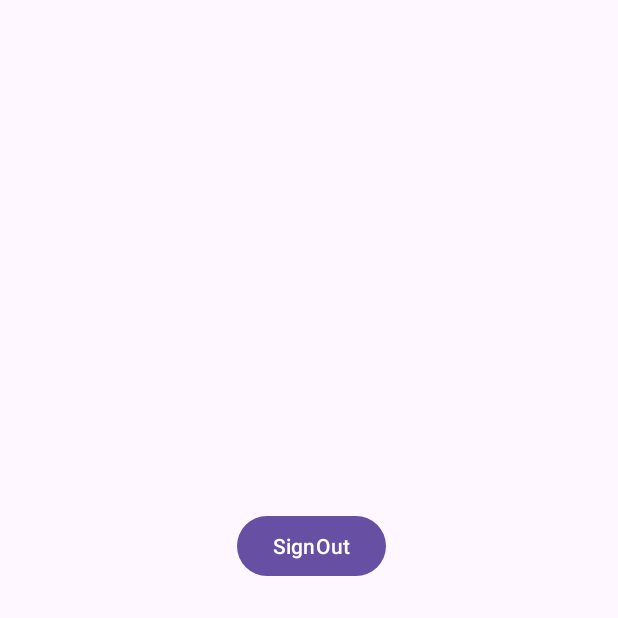
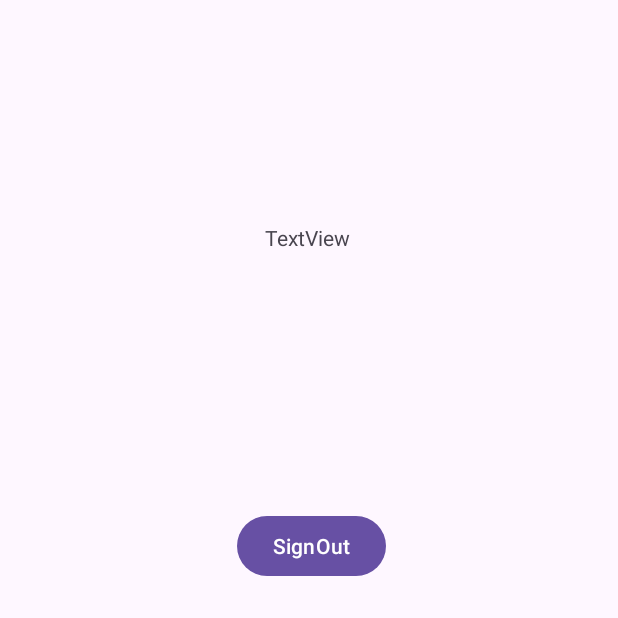
Before and after one commit to holycan201/Sospel-Apk, an Android app: the MainActivity2 screen opened directly, with no data from a screen before it, on a phone screen of 412 x 824 dp, the top half of it. Run offline under Robolectric (Android 15) with nearby library versions, the phone set to English and light mode, and no system bars.

Commit message:
add view for show input user name

```diff
--- a/app/src/main/java/com/holycan/myapplication/MainActivity2.java
+++ b/app/src/main/java/com/holycan/myapplication/MainActivity2.java
@@ -4,6 +4,7 @@ import android.content.Intent;
 import android.os.Bundle;
 import android.view.View;
 import android.widget.Button;
+import android.widget.TextView;
 
 import androidx.activity.EdgeToEdge;
 import androidx.appcompat.app.AppCompatActivity;
@@ -14,6 +15,7 @@ import androidx.core.view.WindowInsetsCompat;
 public class MainActivity2 extends AppCompatActivity {
 
     Button signOut;
+    TextView tvUsername;
 
     @Override
     protected void onCreate(Bundle savedInstanceState) {
@@ -22,6 +24,16 @@ public class MainActivity2 extends AppCompatActivity {
         setContentView(R.layout.activity_main2);
 
         signOut = (Button) findViewById(R.id.btnSignout);
+
+        tvUsername=(TextView) findViewById(R.id.tvUsername);
+        Intent myIntent= getIntent();
+        Bundle b = myIntent.getExtras();
+
+        if(b!=null)
+        {
+            String j =(String) b.get("usernm");
+            tvUsername.setText(j);
+        }
 
         signOut.setOnClickListener(this::onCLick);
 
--- a/app/src/main/res/layout/activity_main2.xml
+++ b/app/src/main/res/layout/activity_main2.xml
@@ -17,4 +17,16 @@
         app:layout_constraintStart_toStartOf="parent"
         app:layout_constraintTop_toTopOf="parent" />
 
+    <TextView
+        android:id="@+id/tvUsername"
+        android:layout_width="wrap_content"
+        android:layout_height="wrap_content"
+        android:layout_marginBottom="24dp"
+        android:text="TextView"
+        app:layout_constraintBottom_toTopOf="@+id/btnSignout"
+        app:layout_constraintEnd_toEndOf="parent"
+        app:layout_constraintHorizontal_bias="0.498"
+        app:layout_constraintStart_toStartOf="parent"
+        app:layout_constraintTop_toTopOf="parent" />
+
 </androidx.constraintlayout.widget.ConstraintLayout>
```
